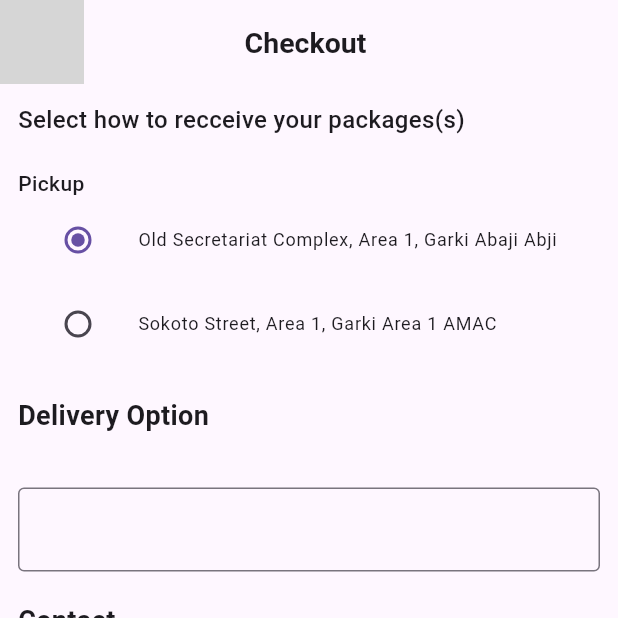
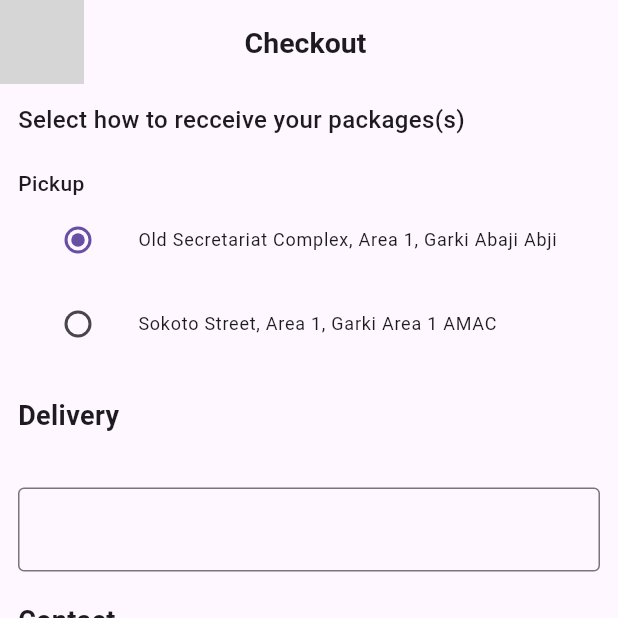
Before and after one commit to jGraphics/malltiverse_timbu, a Flutter app: the CheckoutStage2 screen opened by its route, on a phone screen of 412 x 824 dp, the top half of it. Run offline on Flutter 3.47's test engine with Material 3 defaults, Android fonts, the phone set to English and light mode, and no system bars; our stand-ins replace carousel_slider, flutter_lorem, google_fonts, iconsax_plus; network calls fail; grey boxes are pictures that could not be loaded.

Commit message:
more styling

```diff
--- a/lib/screens/checkout_screen2.dart
+++ b/lib/screens/checkout_screen2.dart
@@ -67,7 +67,7 @@ class _CheckoutStage2State extends State<CheckoutStage2> {
             ),
             const SizedBox(height: 20),
            const Text(
-              'Delivery Option',
+              'Delivery',
               style: TextStyle(fontSize: 18, fontWeight: FontWeight.bold),
             ),
             const SizedBox(height: 35,),
```
